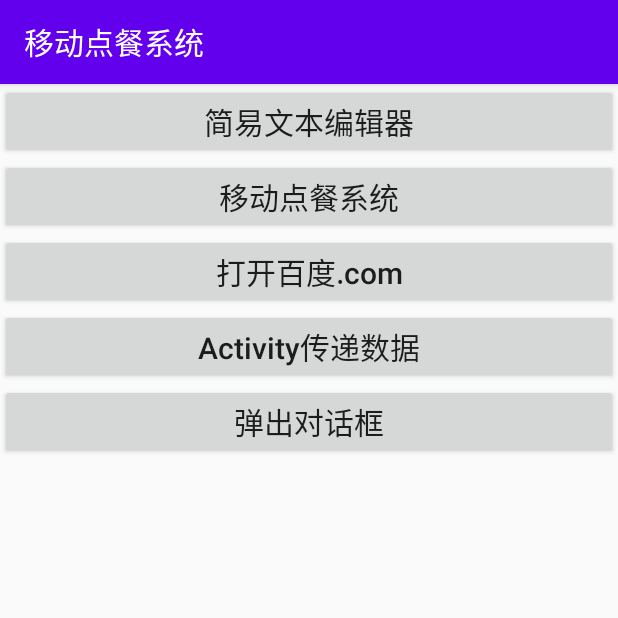
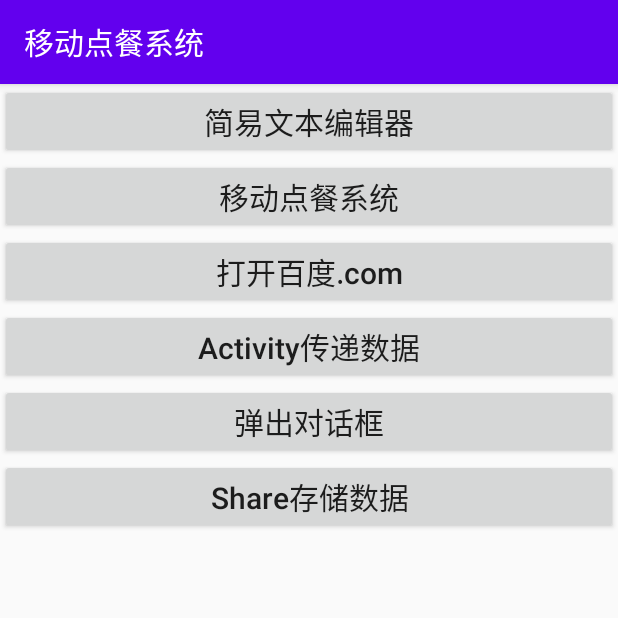
Before and after one commit to OptimistQAQ/test, an Android app: the screen it shows after launch (MainActivity), on a phone screen of 412 x 824 dp, the top half of it. Run offline under Robolectric (Android 15) with nearby library versions, the phone set to English and light mode, and no system bars.

Commit message:
:rocket: add

```diff
--- a/app/src/main/AndroidManifest.xml
+++ b/app/src/main/AndroidManifest.xml
@@ -16,7 +16,8 @@
         android:roundIcon="@drawable/main"
         android:supportsRtl="true"
         android:theme="@style/AppTheme">
-        <activity android:name=".activity.chaundi.CaculateActivity"></activity>
+        <activity android:name=".activity.data.SharedPreferencesActivity"></activity>
+        <activity android:name=".activity.chaundi.CaculateActivity" />
         <activity android:name=".activity.chaundi.ChuandiActivity" />
         <activity android:name=".activity.url.UrlActivity" />
         <activity
--- a/app/src/main/java/com/example/test/MainActivity.java
+++ b/app/src/main/java/com/example/test/MainActivity.java
@@ -14,6 +14,7 @@ import android.widget.Toast;
 import com.example.test.activity.OrderFoodActivity;
 import com.example.test.activity.TextActivity;
 import com.example.test.activity.chaundi.ChuandiActivity;
+import com.example.test.activity.data.SharedPreferencesActivity;
 import com.example.test.activity.url.UrlActivity;
 
 /**
@@ -22,7 +23,7 @@ import com.example.test.activity.url.UrlActivity;
  */
 public class MainActivity extends AppCompatActivity {
 
-    private Button text_Button, order_Food, btn_url, btn_Chuandi, bt_dialog;
+    private Button text_Button, order_Food, btn_url, btn_Chuandi, bt_dialog, bt_share;
 
     @Override
     protected void onCreate(Bundle savedInstanceState) {
@@ -39,6 +40,7 @@ public class MainActivity extends AppCompatActivity {
         btn_url = (Button) findViewById(R.id.test_url);
         btn_Chuandi = (Button) findViewById(R.id.chuandi);
         bt_dialog = (Button) findViewById(R.id.dialog);
+        bt_share = (Button) findViewById(R.id.share);
         text_Button.setOnClickListener(new View.OnClickListener() {
             @Override
             public void onClick(View v) {
@@ -104,5 +106,13 @@ public class MainActivity extends AppCompatActivity {
                 });
             }
         });
+
+        bt_share.setOnClickListener(new View.OnClickListener() {
+            @Override
+            public void onClick(View v) {
+                Intent shareIntent = new Intent(MainActivity.this, SharedPreferencesActivity.class);
+                startActivity(shareIntent);
+            }
+        });
     }
 }
--- a/app/src/main/res/layout/activity_main.xml
+++ b/app/src/main/res/layout/activity_main.xml
@@ -51,6 +51,15 @@
         android:textSize="20sp"
         tools:ignore="HardcodedText" />
 
+    <Button
+        android:id="@+id/share"
+        android:layout_width="match_parent"
+        android:layout_height="wrap_content"
+        android:text="Share存储数据"
+        android:textAllCaps="false"
+        android:textSize="20sp"
+        tools:ignore="HardcodedText" />
+
 
 
 </LinearLayout>
```
Also changed, not shown: app/src/main/java/com/example/test/activity/data/SharedPreferencesActivity.java (added, +69 -0 lines), app/src/main/res/layout/activity_shared_preferences.xml (added, +59 -0 lines).
